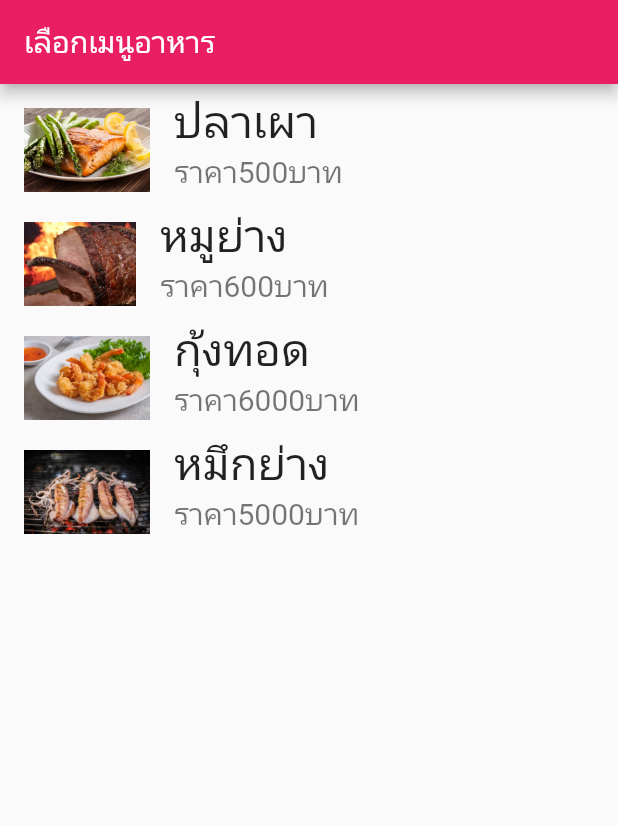
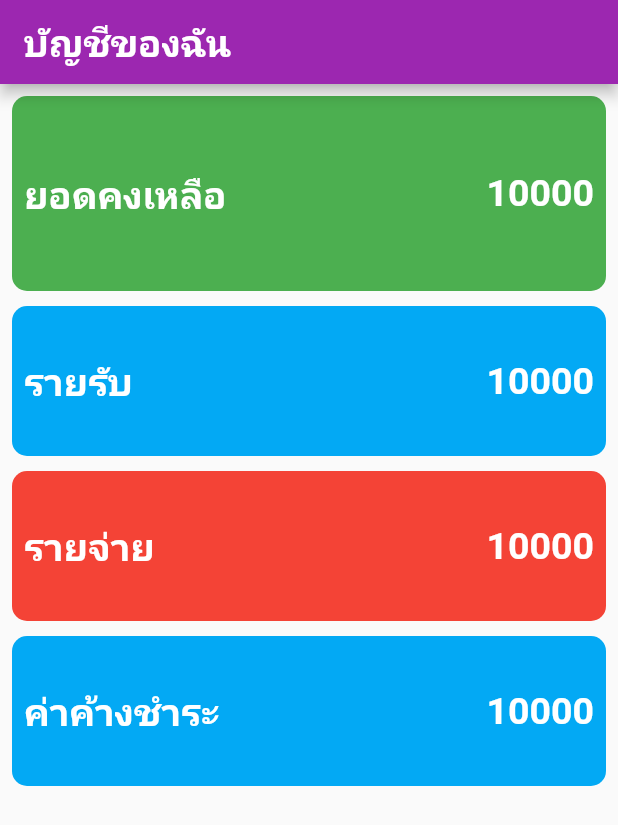
Before and after one commit to suprakron/takecare, a Flutter app: the screen it shows after launch, on a phone screen of 412 x 824 dp. Shown: the top 825 px of the screen. Run offline on Flutter 3.47's test engine with Material 2 defaults, Android fonts, the phone set to English and light mode, and no system bars.

Commit message:
update project 02

```diff
--- a/lib/main.dart
+++ b/lib/main.dart
@@ -14,7 +14,7 @@ class MyApp extends StatelessWidget {
     return MaterialApp(
       title: "My App",
       home: MyHomePage(),
-      theme: ThemeData(primarySwatch: Colors.pink),
+      theme: ThemeData(primarySwatch: Colors.purple),
     );
   }
 }
@@ -28,35 +28,145 @@ class MyHomePage extends StatefulWidget {
 
 class _MyHomePage extends State<MyHomePage> {
 //กลุ่มข้อมูล
-  List<FoodMenu> menu = [
-    FoodMenu("ปลาเผา", "500", "assets/images/01.jpg"),
-    FoodMenu("หมูย่าง", "600", "assets/images/02.jpg"),
-    FoodMenu("กุ้งทอด", "6000", "assets/images/03.jpg"),
-    FoodMenu("หมึกย่าง", "5000", "assets/images/04.jpg")
-  ];
+  // List<FoodMenu> menu = [
+  //   FoodMenu("ปลาเผา", "500", "assets/images/01.jpg"),
+  //   FoodMenu("หมูย่าง", "600", "assets/images/02.jpg"),
+  //   FoodMenu("กุ้งทอด", "6000", "assets/images/03.jpg"),
+  //   FoodMenu("หมึกย่าง", "5000", "assets/images/04.jpg")
+  // ];
 
 //แสดงผลข้อมูล
   @override
   Widget build(BuildContext context) {
     return Scaffold(
         appBar: AppBar(
-          title: Text("เลือกเมนูอาหาร"),
+          title: Text(
+            "บัญชีของฉัน",
+            style: TextStyle(
+                fontSize: 25, color: Colors.white, fontWeight: FontWeight.bold),
+          ),
         ),
-        body: ListView.builder(
-            itemCount: menu.length,
-            itemBuilder: (BuildContext context, int index) {
-              FoodMenu food = menu[index];
-              return ListTile(
-                leading: Image.asset(food.img),
-                title: Text(
-                  food.name,
-                  style: TextStyle(fontSize: 30),
+        body: Padding(
+          padding: const EdgeInsets.all(8.0),
+          child: Column(
+            children: [
+              Container(
+                padding: const EdgeInsets.all(8.0),
+                decoration: BoxDecoration(
+                    color: Colors.green,
+                    borderRadius: BorderRadius.circular(10)),
+                height: 130,
+                child: Row(
+                  crossAxisAlignment: CrossAxisAlignment.center,
+                  children: [
+                    Text(
+                      "ยอดคงเหลือ",
+                      style: TextStyle(
+                          fontSize: 25,
+                          color: Colors.white,
+                          fontWeight: FontWeight.bold),
+                    ),
+                    Expanded(
+                        child: Text(
+                      "10000",
+                      style: TextStyle(
+                          fontSize: 25,
+                          color: Colors.white,
+                          fontWeight: FontWeight.bold),
+                      textAlign: TextAlign.right,
+                    ))
+                  ],
                 ),
-                subtitle: Text(
-                  "ราคา" + food.price + "บาท",
-                  style: TextStyle(fontSize: 20),
+              ),
+              SizedBox(height: 10,),
+                Container(
+                padding: const EdgeInsets.all(8.0),
+                decoration: BoxDecoration(
+                    color: Colors.lightBlue,
+                    borderRadius: BorderRadius.circular(10)),
+                height: 100,
+                child: Row(
+                  crossAxisAlignment: CrossAxisAlignment.center,
+                  children: [
+                    Text(
+                      "รายรับ",
+                      style: TextStyle(
+                          fontSize: 25,
+                          color: Colors.white,
+                          fontWeight: FontWeight.bold),
+                    ),
+                    Expanded(
+                        child: Text(
+                      "10000",
+                      style: TextStyle(
+                          fontSize: 25,
+                          color: Colors.white,
+                          fontWeight: FontWeight.bold),
+                      textAlign: TextAlign.right,
+                    ))
+                  ],
                 ),
-              );
-            }));
+              ),
+                   SizedBox(height: 10,),
+                Container(
+                padding: const EdgeInsets.all(8.0),
+                decoration: BoxDecoration(
+                    color: Colors.red,
+                    borderRadius: BorderRadius.circular(10)),
+                height: 100,
+                child: Row(
+                  crossAxisAlignment: CrossAxisAlignment.center,
+                  children: [
+                    Text(
+                      "รายจ่าย",
+                      style: TextStyle(
+                          fontSize: 25,
+                          color: Colors.white,
+                          fontWeight: FontWeight.bold),
+                    ),
+                    Expanded(
+                        child: Text(
+                      "10000",
+                      style: TextStyle(
+                          fontSize: 25,
+                          color: Colors.white,
+                          fontWeight: FontWeight.bold),
+                      textAlign: TextAlign.right,
+                    ))
+                  ],
+                ),
+              ),
+               SizedBox(height: 10,),
+                Container(
+                padding: const EdgeInsets.all(8.0),
+                decoration: BoxDecoration(
+                    color: Colors.lightBlue,
+                    borderRadius: BorderRadius.circular(10)),
+                height: 100,
+                child: Row(
+                  crossAxisAlignment: CrossAxisAlignment.center,
+                  children: [
+                    Text(
+                      "ค่าค้างชำระ",
+                      style: TextStyle(
+                          fontSize: 25,
+                          color: Colors.white,
+                          fontWeight: FontWeight.bold),
+                    ),
+                    Expanded(
+                        child: Text(
+                      "10000",
+                      style: TextStyle(
+                          fontSize: 25,
+                          color: Colors.white,
+                          fontWeight: FontWeight.bold),
+                      textAlign: TextAlign.right,
+                    ))
+                  ],
+                ),
+              ),
+            ],
+          ),
+        ));
   }
 }
```
